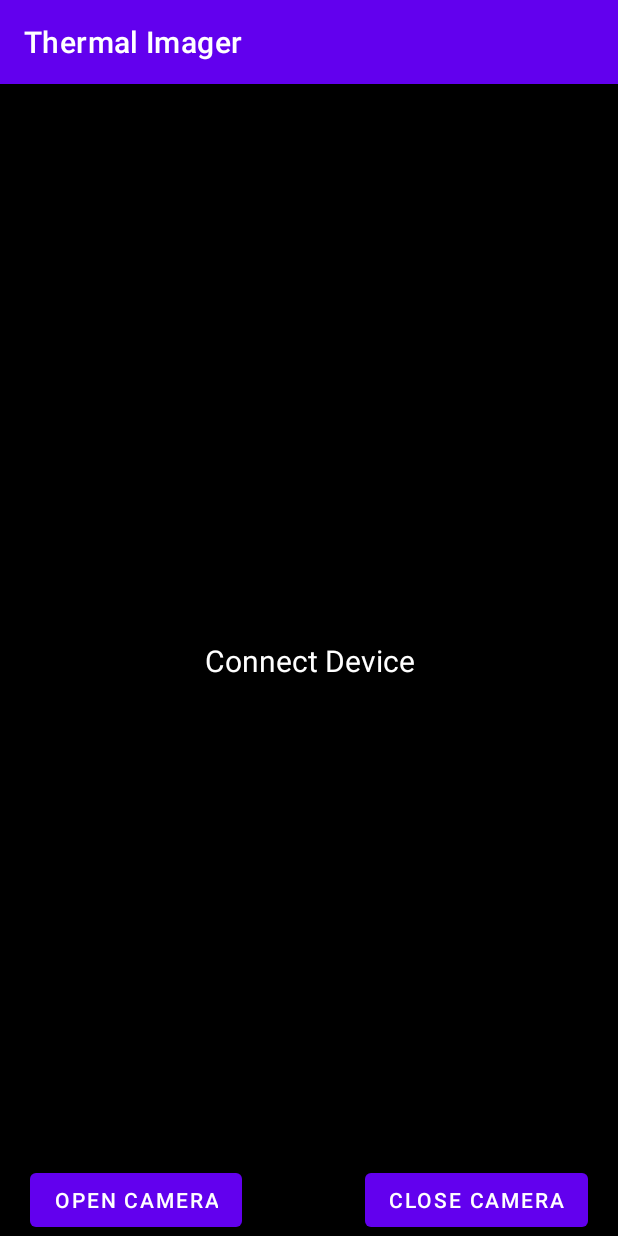
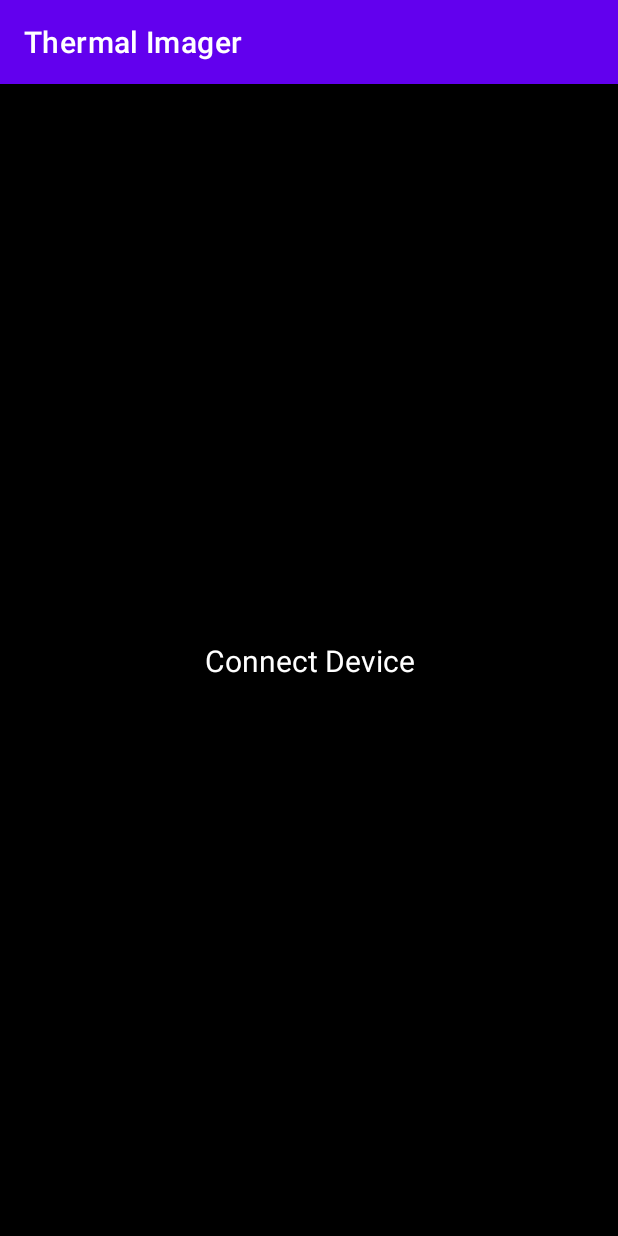
Before and after one commit to colourfate/ThermalEyes, an Android app: the screen it shows after launch (MainActivity), on a phone screen of 412 x 824 dp. Run offline under Robolectric (Android 15) with nearby library versions, the phone set to English and light mode, and no system bars; libraries missing offline, so code that uses them is left out: com.felhr.usbserial, com.herohan.uvcapp, com.hjq.permissions, com.serenegiant.usb; 10 statements that could not run were skipped.

Commit message:
Remove button

```diff
--- a/app/src/main/res/layout/activity_main.xml
+++ b/app/src/main/res/layout/activity_main.xml
@@ -32,28 +32,6 @@
             android:textColor="@color/WHITE" />
     </FrameLayout>
 
-    <RelativeLayout
-        android:layout_width="match_parent"
-        android:layout_height="wrap_content"
-        android:gravity="bottom"
-        app:layout_constraintBottom_toBottomOf="parent">
-
-        <Button
-            android:id="@+id/btnOpenCamera"
-            android:layout_width="wrap_content"
-            android:layout_height="wrap_content"
-            android:layout_marginLeft="20dp"
-            android:text="@string/btn_open_camera" />
-
-        <Button
-            android:id="@+id/btnCloseCamera"
-            android:layout_width="wrap_content"
-            android:layout_height="wrap_content"
-            android:layout_alignParentRight="true"
-            android:layout_marginRight="20dp"
-            android:text="@string/btn_close_camera" />
-    </RelativeLayout>
-
     <LinearLayout
         android:layout_width="match_parent"
         android:layout_height="wrap_content"
```
Also changed, not shown: app/src/main/java/com/example/thermaleyes/MainActivity.java (+1 -31 lines).
